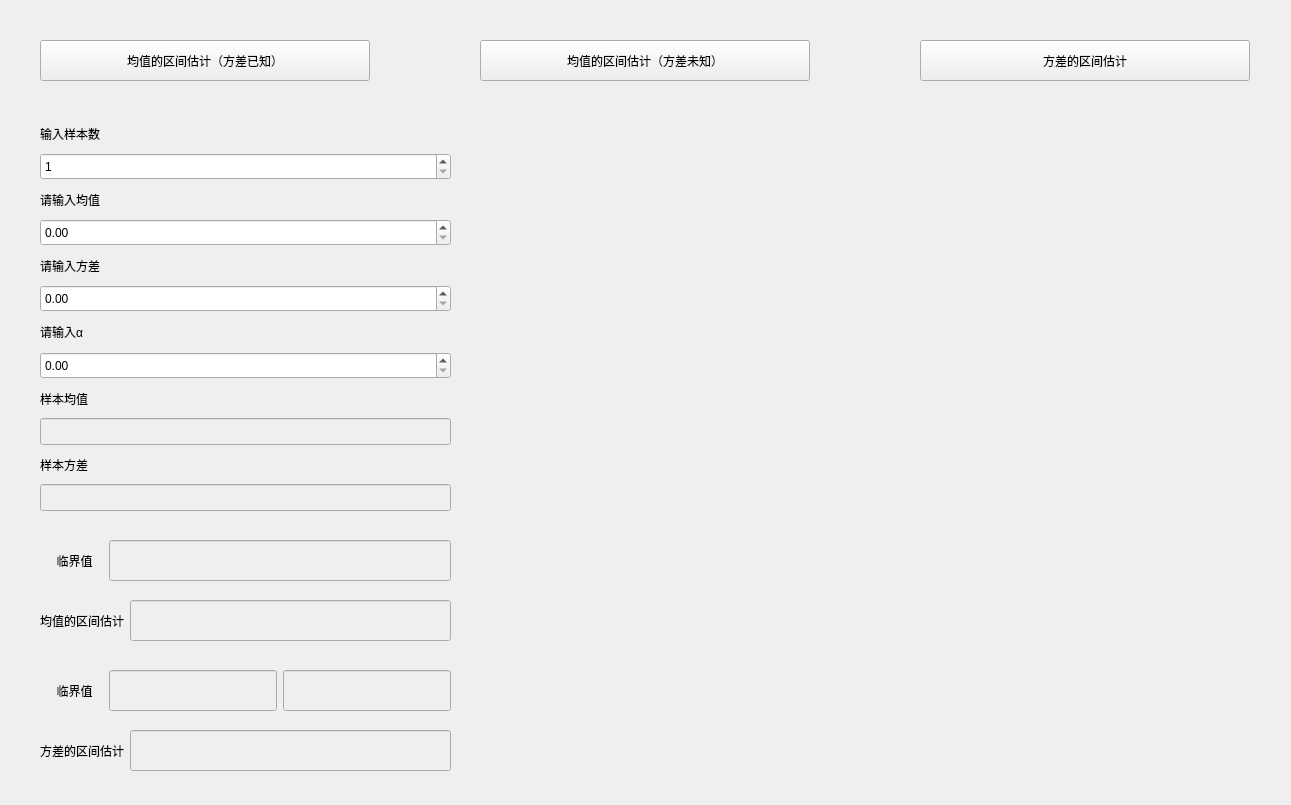
Qt form Simple_m_confidence_interval_.ui (chenxindaaa/MathematicalStatistics) before a commit.
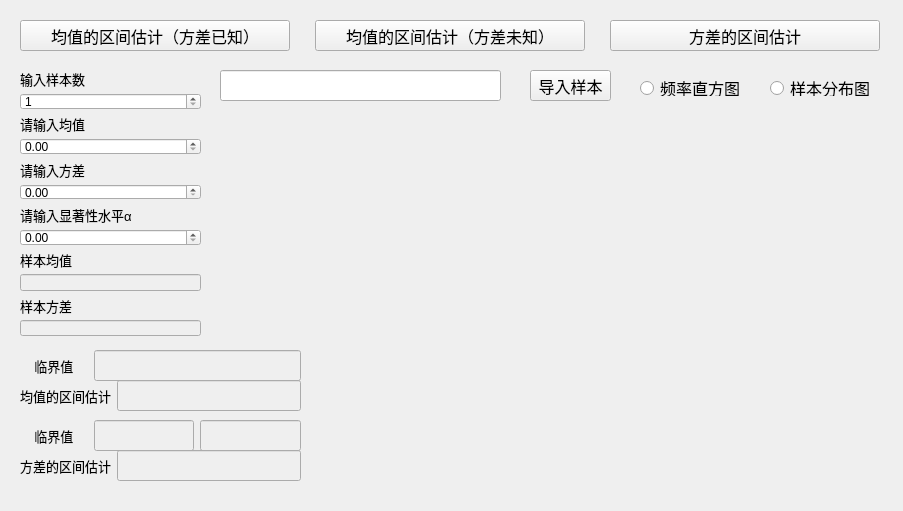
The same form after that commit. Custom widgets are drawn as their Qt base class.

```diff
--- a/Simple_m_confidence_interval_.ui
+++ b/Simple_m_confidence_interval_.ui
@@ -6,8 +6,8 @@
    <rect>
     <x>0</x>
     <y>0</y>
-    <width>1291</width>
-    <height>805</height>
+    <width>903</width>
+    <height>511</height>
    </rect>
   </property>
   <property name="windowTitle">
@@ -16,12 +16,17 @@
   <widget class="QPushButton" name="pushButton">
    <property name="geometry">
     <rect>
-     <x>40</x>
-     <y>40</y>
-     <width>330</width>
-     <height>41</height>
+     <x>20</x>
+     <y>20</y>
+     <width>270</width>
+     <height>31</height>
     </rect>
    </property>
+   <property name="font">
+    <font>
+     <pointsize>12</pointsize>
+    </font>
+   </property>
    <property name="text">
     <string>均值的区间估计（方差已知）</string>
    </property>
@@ -29,22 +34,27 @@
   <widget class="Plot" name="widget" native="true">
    <property name="geometry">
     <rect>
-     <x>480</x>
-     <y>120</y>
-     <width>771</width>
-     <height>551</height>
+     <x>320</x>
+     <y>110</y>
+     <width>551</width>
+     <height>381</height>
     </rect>
    </property>
   </widget>
   <widget class="QPushButton" name="pushButton_2">
    <property name="geometry">
     <rect>
-     <x>920</x>
-     <y>40</y>
-     <width>330</width>
-     <height>41</height>
+     <x>610</x>
+     <y>20</y>
+     <width>270</width>
+     <height>31</height>
     </rect>
    </property>
+   <property name="font">
+    <font>
+     <pointsize>12</pointsize>
+    </font>
+   </property>
    <property name="text">
     <string>方差的区间估计</string>
    </property>
@@ -52,10 +62,10 @@
   <widget class="QWidget" name="layoutWidget">
    <property name="geometry">
     <rect>
-     <x>40</x>
-     <y>730</y>
-     <width>411</width>
-     <height>41</height>
+     <x>20</x>
+     <y>450</y>
+     <width>281</width>
+     <height>31</height>
     </rect>
    </property>
    <layout class="QHBoxLayout" name="horizontalLayout_2">
@@ -67,6 +77,11 @@
         <verstretch>0</verstretch>
        </sizepolicy>
       </property>
+      <property name="font">
+       <font>
+        <pointsize>10</pointsize>
+       </font>
+      </property>
       <property name="text">
        <string>方差的区间估计</string>
       </property>
@@ -93,10 +108,10 @@
   <widget class="QWidget" name="layoutWidget">
    <property name="geometry">
     <rect>
-     <x>40</x>
-     <y>600</y>
-     <width>411</width>
-     <height>41</height>
+     <x>20</x>
+     <y>380</y>
+     <width>281</width>
+     <height>31</height>
     </rect>
    </property>
    <layout class="QHBoxLayout" name="horizontalLayout">
@@ -108,6 +123,11 @@
         <verstretch>0</verstretch>
        </sizepolicy>
       </property>
+      <property name="font">
+       <font>
+        <pointsize>10</pointsize>
+       </font>
+      </property>
       <property name="text">
        <string>均值的区间估计</string>
       </property>
@@ -134,94 +154,13 @@
   <widget class="QWidget" name="layoutWidget">
    <property name="geometry">
     <rect>
-     <x>40</x>
-     <y>120</y>
-     <width>411</width>
-     <height>391</height>
+     <x>20</x>
+     <y>70</y>
+     <width>181</width>
+     <height>266</height>
     </rect>
    </property>
    <layout class="QGridLayout" name="gridLayout">
-    <item row="1" column="0">
-     <widget class="QSpinBox" name="spinBox">
-      <property name="sizePolicy">
-       <sizepolicy hsizetype="Minimum" vsizetype="Expanding">
-        <horstretch>0</horstretch>
-        <verstretch>0</verstretch>
-       </sizepolicy>
-      </property>
-      <property name="minimum">
-       <number>1</number>
-      </property>
-      <property name="maximum">
-       <number>999999999</number>
-      </property>
-     </widget>
-    </item>
-    <item row="3" column="0">
-     <widget class="QDoubleSpinBox" name="doubleSpinBox_2">
-      <property name="sizePolicy">
-       <sizepolicy hsizetype="Minimum" vsizetype="Expanding">
-        <horstretch>0</horstretch>
-        <verstretch>0</verstretch>
-       </sizepolicy>
-      </property>
-      <property name="maximum">
-       <double>99999999999999991611392.000000000000000</double>
-      </property>
-     </widget>
-    </item>
-    <item row="8" column="0">
-     <widget class="QLabel" name="label_3">
-      <property name="sizePolicy">
-       <sizepolicy hsizetype="Preferred" vsizetype="Expanding">
-        <horstretch>0</horstretch>
-        <verstretch>0</verstretch>
-       </sizepolicy>
-      </property>
-      <property name="text">
-       <string>样本均值</string>
-      </property>
-     </widget>
-    </item>
-    <item row="6" column="0">
-     <widget class="QLabel" name="label">
-      <property name="sizePolicy">
-       <sizepolicy hsizetype="Preferred" vsizetype="Expanding">
-        <horstretch>0</horstretch>
-        <verstretch>0</verstretch>
-       </sizepolicy>
-      </property>
-      <property name="text">
-       <string>请输入α</string>
-      </property>
-     </widget>
-    </item>
-    <item row="10" column="0">
-     <widget class="QLabel" name="label_5">
-      <property name="sizePolicy">
-       <sizepolicy hsizetype="Preferred" vsizetype="Expanding">
-        <horstretch>0</horstretch>
-        <verstretch>0</verstretch>
-       </sizepolicy>
-      </property>
-      <property name="text">
-       <string>样本方差</string>
-      </property>
-     </widget>
-    </item>
-    <item row="2" column="0">
-     <widget class="QLabel" name="label_6">
-      <property name="sizePolicy">
-       <sizepolicy hsizetype="Preferred" vsizetype="Expanding">
-        <horstretch>0</horstretch>
-        <verstretch>0</verstretch>
-       </sizepolicy>
-      </property>
-      <property name="text">
-       <string>请输入均值</string>
-      </property>
-     </widget>
-    </item>
     <item row="11" column="0">
      <widget class="QLineEdit" name="lineEdit_24">
       <property name="enabled">
@@ -238,32 +177,21 @@
       </property>
      </widget>
     </item>
-    <item row="9" column="0">
-     <widget class="QLineEdit" name="lineEdit_22">
-      <property name="enabled">
-       <bool>false</bool>
-      </property>
-      <property name="sizePolicy">
-       <sizepolicy hsizetype="Expanding" vsizetype="Expanding">
-        <horstretch>0</horstretch>
-        <verstretch>0</verstretch>
-       </sizepolicy>
-      </property>
-      <property name="maxLength">
-       <number>4</number>
-      </property>
-     </widget>
-    </item>
-    <item row="4" column="0">
-     <widget class="QLabel" name="label_4">
+    <item row="6" column="0">
+     <widget class="QLabel" name="label">
       <property name="sizePolicy">
        <sizepolicy hsizetype="Preferred" vsizetype="Expanding">
         <horstretch>0</horstretch>
         <verstretch>0</verstretch>
        </sizepolicy>
       </property>
+      <property name="font">
+       <font>
+        <pointsize>10</pointsize>
+       </font>
+      </property>
       <property name="text">
-       <string>请输入方差</string>
+       <string>请输入显著性水平α</string>
       </property>
      </widget>
     </item>
@@ -283,6 +211,37 @@
       </property>
      </widget>
     </item>
+    <item row="4" column="0">
+     <widget class="QLabel" name="label_4">
+      <property name="sizePolicy">
+       <sizepolicy hsizetype="Preferred" vsizetype="Expanding">
+        <horstretch>0</horstretch>
+        <verstretch>0</verstretch>
+       </sizepolicy>
+      </property>
+      <property name="font">
+       <font>
+        <pointsize>10</pointsize>
+       </font>
+      </property>
+      <property name="text">
+       <string>请输入方差</string>
+      </property>
+     </widget>
+    </item>
+    <item row="3" column="0">
+     <widget class="QDoubleSpinBox" name="doubleSpinBox_2">
+      <property name="sizePolicy">
+       <sizepolicy hsizetype="Minimum" vsizetype="Expanding">
+        <horstretch>0</horstretch>
+        <verstretch>0</verstretch>
+       </sizepolicy>
+      </property>
+      <property name="maximum">
+       <double>99999999999999991611392.000000000000000</double>
+      </property>
+     </widget>
+    </item>
     <item row="0" column="0">
      <widget class="QLabel" name="label_8">
       <property name="sizePolicy">
@@ -291,11 +250,84 @@
         <verstretch>0</verstretch>
        </sizepolicy>
       </property>
+      <property name="font">
+       <font>
+        <pointsize>10</pointsize>
+       </font>
+      </property>
       <property name="text">
        <string>输入样本数</string>
       </property>
      </widget>
     </item>
+    <item row="8" column="0">
+     <widget class="QLabel" name="label_3">
+      <property name="sizePolicy">
+       <sizepolicy hsizetype="Preferred" vsizetype="Expanding">
+        <horstretch>0</horstretch>
+        <verstretch>0</verstretch>
+       </sizepolicy>
+      </property>
+      <property name="font">
+       <font>
+        <pointsize>10</pointsize>
+       </font>
+      </property>
+      <property name="text">
+       <string>样本均值</string>
+      </property>
+     </widget>
+    </item>
+    <item row="9" column="0">
+     <widget class="QLineEdit" name="lineEdit_22">
+      <property name="enabled">
+       <bool>false</bool>
+      </property>
+      <property name="sizePolicy">
+       <sizepolicy hsizetype="Expanding" vsizetype="Expanding">
+        <horstretch>0</horstretch>
+        <verstretch>0</verstretch>
+       </sizepolicy>
+      </property>
+      <property name="maxLength">
+       <number>4</number>
+      </property>
+     </widget>
+    </item>
+    <item row="10" column="0">
+     <widget class="QLabel" name="label_5">
+      <property name="sizePolicy">
+       <sizepolicy hsizetype="Preferred" vsizetype="Expanding">
+        <horstretch>0</horstretch>
+        <verstretch>0</verstretch>
+       </sizepolicy>
+      </property>
+      <property name="font">
+       <font>
+        <pointsize>10</pointsize>
+       </font>
+      </property>
+      <property name="text">
+       <string>样本方差</string>
+      </property>
+     </widget>
+    </item>
+    <item row="1" column="0">
+     <widget class="QSpinBox" name="spinBox">
+      <property name="sizePolicy">
+       <sizepolicy hsizetype="Minimum" vsizetype="Expanding">
+        <horstretch>0</horstretch>
+        <verstretch>0</verstretch>
+       </sizepolicy>
+      </property>
+      <property name="minimum">
+       <number>1</number>
+      </property>
+      <property name="maximum">
+       <number>999999999</number>
+      </property>
+     </widget>
+    </item>
     <item row="5" column="0">
      <widget class="QDoubleSpinBox" name="doubleSpinBox_3">
       <property name="sizePolicy">
@@ -309,17 +341,40 @@
       </property>
      </widget>
     </item>
+    <item row="2" column="0">
+     <widget class="QLabel" name="label_6">
+      <property name="sizePolicy">
+       <sizepolicy hsizetype="Preferred" vsizetype="Expanding">
+        <horstretch>0</horstretch>
+        <verstretch>0</verstretch>
+       </sizepolicy>
+      </property>
+      <property name="font">
+       <font>
+        <pointsize>10</pointsize>
+       </font>
+      </property>
+      <property name="text">
+       <string>请输入均值</string>
+      </property>
+     </widget>
+    </item>
    </layout>
   </widget>
   <widget class="QPushButton" name="pushButton_3">
    <property name="geometry">
     <rect>
-     <x>480</x>
-     <y>40</y>
-     <width>330</width>
-     <height>41</height>
+     <x>315</x>
+     <y>20</y>
+     <width>270</width>
+     <height>31</height>
     </rect>
    </property>
+   <property name="font">
+    <font>
+     <pointsize>12</pointsize>
+    </font>
+   </property>
    <property name="text">
     <string>均值的区间估计（方差未知）</string>
    </property>
@@ -327,17 +382,22 @@
   <widget class="QWidget" name="layoutWidget_2">
    <property name="geometry">
     <rect>
-     <x>40</x>
-     <y>670</y>
-     <width>411</width>
-     <height>41</height>
+     <x>20</x>
+     <y>420</y>
+     <width>281</width>
+     <height>31</height>
     </rect>
    </property>
    <layout class="QHBoxLayout" name="horizontalLayout_4">
     <item>
      <widget class="QLabel" name="label_10">
+      <property name="font">
+       <font>
+        <pointsize>10</pointsize>
+       </font>
+      </property>
       <property name="text">
-       <string>     临界值   </string>
+       <string>    临界值    </string>
       </property>
      </widget>
     </item>
@@ -378,17 +438,22 @@
   <widget class="QWidget" name="layoutWidget">
    <property name="geometry">
     <rect>
-     <x>40</x>
-     <y>540</y>
-     <width>411</width>
-     <height>41</height>
+     <x>20</x>
+     <y>350</y>
+     <width>281</width>
+     <height>31</height>
     </rect>
    </property>
    <layout class="QHBoxLayout" name="horizontalLayout_3">
     <item>
      <widget class="QLabel" name="label_2">
+      <property name="font">
+       <font>
+        <pointsize>10</pointsize>
+       </font>
+      </property>
       <property name="text">
-       <string>     临界值   </string>
+       <string>    临界值    </string>
       </property>
      </widget>
     </item>
@@ -410,6 +475,70 @@
     </item>
    </layout>
   </widget>
+  <widget class="QPushButton" name="pushButton_4">
+   <property name="geometry">
+    <rect>
+     <x>530</x>
+     <y>70</y>
+     <width>81</width>
+     <height>31</height>
+    </rect>
+   </property>
+   <property name="font">
+    <font>
+     <pointsize>12</pointsize>
+    </font>
+   </property>
+   <property name="text">
+    <string>导入样本</string>
+   </property>
+  </widget>
+  <widget class="QRadioButton" name="radioButton">
+   <property name="geometry">
+    <rect>
+     <x>640</x>
+     <y>80</y>
+     <width>101</width>
+     <height>16</height>
+    </rect>
+   </property>
+   <property name="font">
+    <font>
+     <pointsize>12</pointsize>
+    </font>
+   </property>
+   <property name="text">
+    <string>频率直方图</string>
+   </property>
+  </widget>
+  <widget class="QLineEdit" name="lineEdit">
+   <property name="geometry">
+    <rect>
+     <x>220</x>
+     <y>70</y>
+     <width>281</width>
+     <height>31</height>
+    </rect>
+   </property>
+  </widget>
+  <widget class="QRadioButton" name="radioButton_2">
+   <property name="geometry">
+    <rect>
+     <x>770</x>
+     <y>80</y>
+     <width>111</width>
+     <height>16</height>
+    </rect>
+   </property>
+   <property name="font">
+    <font>
+     <pointsize>12</pointsize>
+    </font>
+   </property>
+   <property name="text">
+    <string>样本分布图</string>
+   </property>
+  </widget>
  </widget>
  <customwidgets>
   <customwidget>
```
